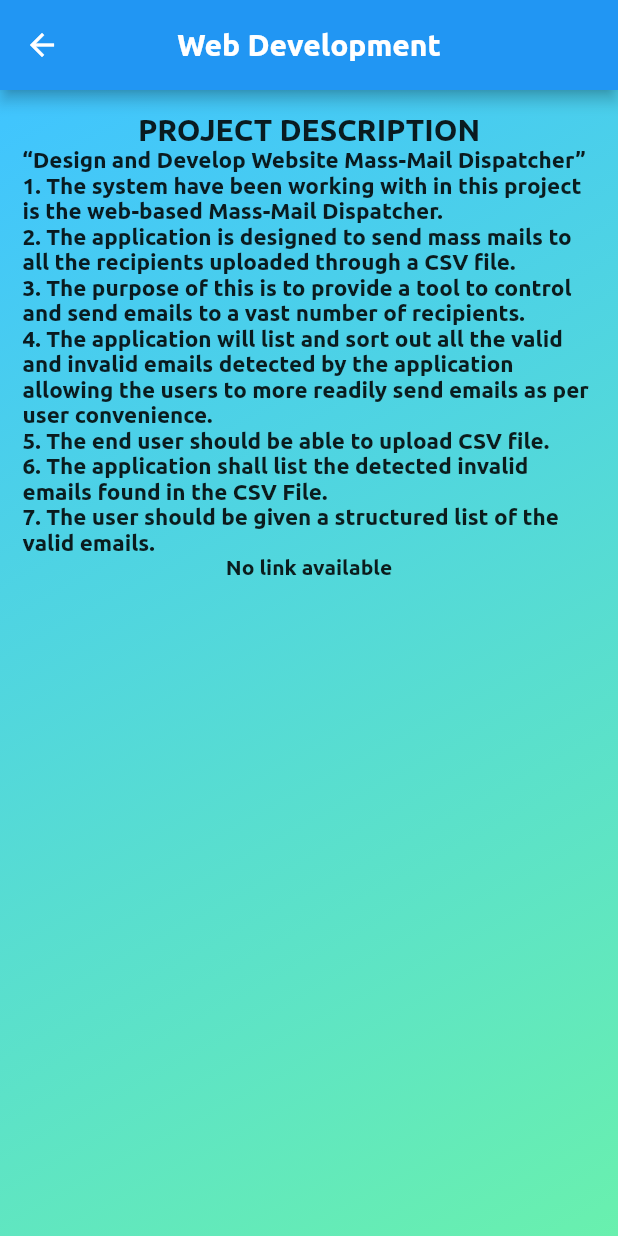
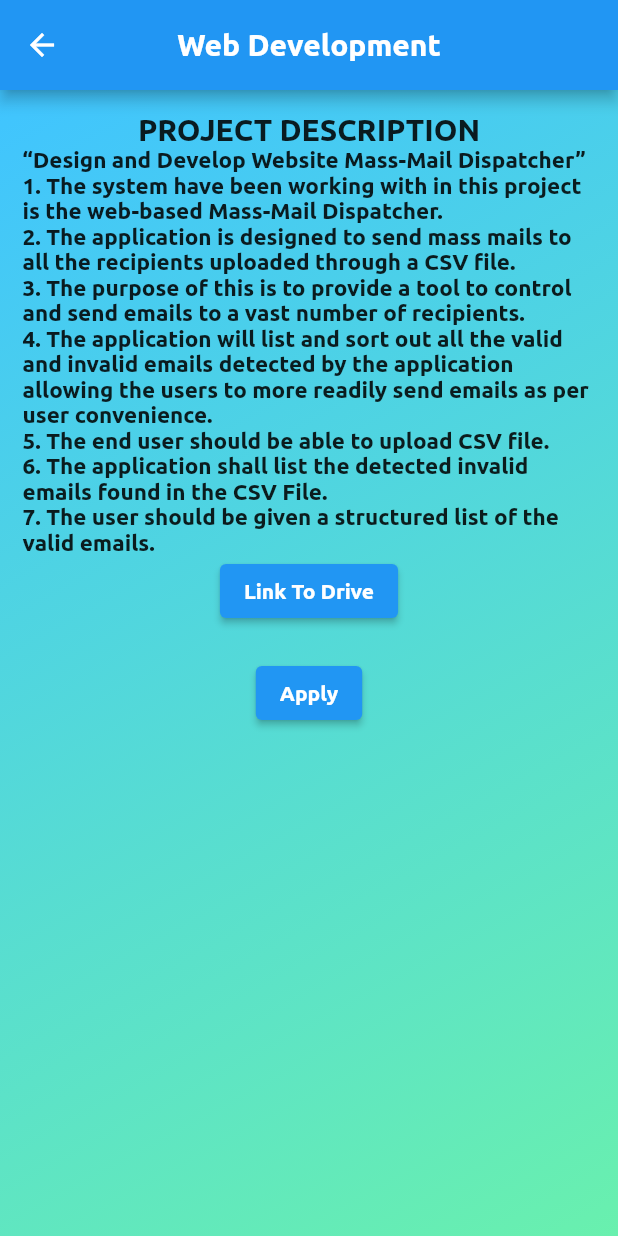
Before and after one commit to Tusharbirdi/evi_app, a Flutter app: the HomePage screen opened directly, after a tap on "Web Development", on a phone screen of 412 x 824 dp. Run offline on Flutter 3.47's test engine with Material 2 defaults, Android fonts, the phone set to English and light mode, and no system bars; our stand-ins replace animated_splash_screen, cloud_firestore, firebase_auth, firebase_core, fluttertoast, font_awesome_flutter; accounts and stored records are empty; network calls fail; project files that could hold a hidden picture were left out.

```diff
--- a/lib/screens/domains_content.dart
+++ b/lib/screens/domains_content.dart
@@ -2,6 +2,7 @@
 
 import 'package:evi_app/utils/constants.dart';
 import 'package:evi_app/utils/contents.dart';
+import 'package:flutter/foundation.dart';
 import 'package:flutter/material.dart';
 import 'package:url_launcher/url_launcher.dart';
 
@@ -16,6 +17,8 @@ class DomainContent extends StatefulWidget {
 class _DomainContentState extends State<DomainContent> {
   var url =
       'https://drive.google.com/file/d/1Z7RKmScBO7n9vcDIG3Xeo853Ics4QFaF/view';
+  var url2 =
+      'https://drive.google.com/file/d/1kbu3Fu0LQzkM3CQLWXyRoB5Suguq8wqq/view';
   @override
   Widget build(BuildContext context) {
     return Scaffold(
@@ -43,8 +46,8 @@ class _DomainContentState extends State<DomainContent> {
               contents[widget.index.toString()].toString(),
               style: const TextStyle(fontSize: 15),
             ),
-            (widget.index == 4)
-                ? ElevatedButton(
+            if (widget.index == 4)
+              ElevatedButton(
                 onPressed: () async {
                   if (await canLaunch(url)) {
                     await launch(url);
@@ -53,8 +56,29 @@ class _DomainContentState extends State<DomainContent> {
                   }
                 },
                 child: const Text("Link To Drive"),
-                  )
-                : const Text("No link available"),
+              ),
+            if (widget.index == 0)
+              ElevatedButton(
+                onPressed: () async {
+                  if (await canLaunch(url2)) {
+                    await launch(url2);
+                  } else {
+                    throw 'Could not launch $url2';
+                  }
+                },
+                child: const Text("Link To Drive"),
+              ),
+            SizedBox(
+              height: 20,
+            ),
+            ElevatedButton(
+              onPressed: () {
+                if (kDebugMode) {
+                  print('apply clicked');
+                }
+              },
+              child: Text('Apply'),
+            ),
           ],
         ),
       ),
--- a/lib/screens/homepage.dart
+++ b/lib/screens/homepage.dart
@@ -1,6 +1,5 @@
 import 'package:cloud_firestore/cloud_firestore.dart';
 import 'package:evi_app/model/user%20model.dart';
-import 'package:evi_app/screens/domains_content.dart';
 import 'package:firebase_auth/firebase_auth.dart';
 import 'package:flutter/cupertino.dart';
 import 'package:flutter/material.dart';
@@ -173,7 +172,7 @@ class _HomePageState extends State<HomePage> {
               child: const Center(
                 child: Text(
                   'Click on the particular domain tab to explore more about the Internship',
-                  style: TextStyle(fontSize: 18, color: CupertinoColors.white),
+                  style: TextStyle(fontSize: 15, color: CupertinoColors.white),
                 ),
               ),
             ),
@@ -212,9 +211,6 @@ class _HomePageState extends State<HomePage> {
             const SizedBox(
               height: 12,
             ),
-            const SizedBox(
-              height: 12,
-            ),
             const buildCard(index1: 8),
             const SizedBox(
               height: 12,
--- a/lib/utils/containers.dart
+++ b/lib/utils/containers.dart
@@ -55,7 +55,7 @@ class _buildCardState extends State<buildCard> {
                   mylist[widget.index1],
                   style: const TextStyle(
                       color: Colors.white,
-                      fontSize: 30,
+                      fontSize: 25,
                       fontWeight: FontWeight.bold),
                 ),
               ],
--- a/lib/utils/contents.dart
+++ b/lib/utils/contents.dart
@@ -18,7 +18,7 @@ var contents = {
   '8':
       '1. Crate Content for company Services/Products\n2. Write all contents in the document\n3. Use Case1: You Can Create Content about Exposys Data Labs Virtual Internship FAQ\n4. Use Case2: You can create Content about Exposys Data Labs Services',
   '9':
-      '1. Monitor all Social Media\n2. Work on Branding\n3. Make Daily Report about Social Media Followers\nUSE CASE:\nHow to promote Company Links Like Follow,Share. Youtube Channels and Subscribe throughPan India/World Wide Using own Strategies. Examples the following Links can be Use user Own digital media promotion Strategies.\n 2. Come with Solution all Digital media promotion and channels and increase the followers.\nYouTube,Instagram,Pinterest,Twitter,LinkedIn,Facebook.',
+      '1. Monitor all Social Media\n2. Work on Branding\n3. Make Daily Report about Social Media Followers\nUSE CASE:\nHow to promote Company Links Like Follow,Share. Youtube Channels and Subscribe throughPan India/World Wide Using own Strategies. Examples the following Links can be Use user Own digital media promotion Strategies.\n 2. Come with Solution all Digital media promotion and channels and increase the followers on YouTube,Instagram,Pinterest,Twitter,LinkedIn,Facebook. \n LINK TO ALL PROFILES IS GIVEN IN ABOUT US PAGE',
   '10':
       '1. Understand company services or product\n2. Depth understand about process of Services\n3. Explain clearly about Services\n4. Work on customer Services',
   '11':
--- a/pubspec.yaml
+++ b/pubspec.yaml
@@ -41,6 +41,7 @@ dependencies:
   shared_preferences: ^2.0.15
   url_launcher: ^6.1.4
   font_awesome_flutter: ^10.1.0
+  animated_splash_screen: ^1.3.0
 
 dev_dependencies:
   flutter_test:
```
Also changed, not shown: lib/main.dart (+15 -2 lines), lib/screens/about.dart (+18 -18 lines), lib/screens/loginscreen.dart (+25 -1 lines), pubspec.lock. Lines whose indentation alone changed are shown as unchanged.
